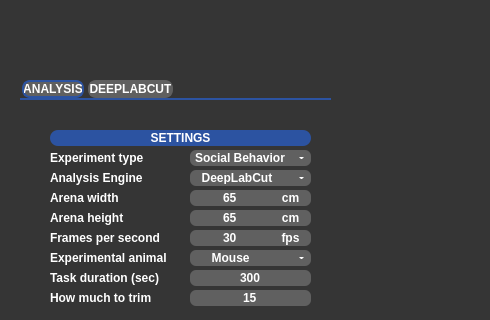
This is behavython_gui.ui in mrdrzit/behavython as Qt 5 draws it before an edit; both pictures show x 0 to 490 and y 0 to 320 of the 1280 by 720 pixel window. The edited form follows.
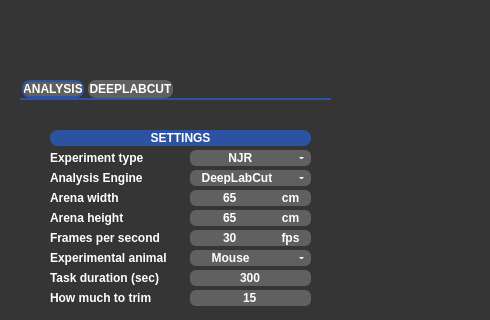
This is the edited form. The open tabs and pages were chosen to show the change. Icons and pictures are not drawn. Custom widgets are drawn as their Qt base class.

Commit message: Add a function to clear unused files from analysis folder

The edit to the form file:
```diff
--- a/behavython_gui.ui
+++ b/behavython_gui.ui
@@ -181,14 +181,14 @@
         <string notr="true">QComboBox{color:#FFFFFF;font:7pt&quot;DejaVu Sans&quot;;font-weight:bold;background-color:#606060;border:0px;border-radius:6px;}QListView{color:#FFFFFF;font:8pt&quot;Century Gothic&quot;;font-weight:bold;background-color:#969696;border:0px;}QListView{color:#FFFFFF;font:7pt&quot;DejaVu Sans&quot;;font-weight:bold;background-color:#606060;border:0px;border-radius:6px;}QComboBox::drop-down{width:20px;border:5px;}QComboBox::down-arrow{border-left:2px solid none;border-right:2px solid none;border-top:2px solid #FFFFFF;width:0.5px;height:1px;border-radius:2px;}QComboBox::down-arrow:hover{border-left:2px solid none;border-right:2px solid none;border-top:2px solid #A21F27;width:0.5px;height:1px;border-radius:2px;}QAbstractItemView{border:2px solid #969696;selection-background-color:#2C53A1;}</string>
        </property>
        <property name="currentText">
-        <string notr="true">Social Behavior</string>
+        <string notr="true">          NJR</string>
        </property>
        <property name="currentIndex">
         <number>0</number>
        </property>
        <item>
         <property name="text">
-         <string>Social Behavior</string>
+         <string>          NJR</string>
         </property>
        </item>
        <item>
```
Left out of the diff: 11 changed lines with no effect on the pictures. The commit also changes 1 other file.
